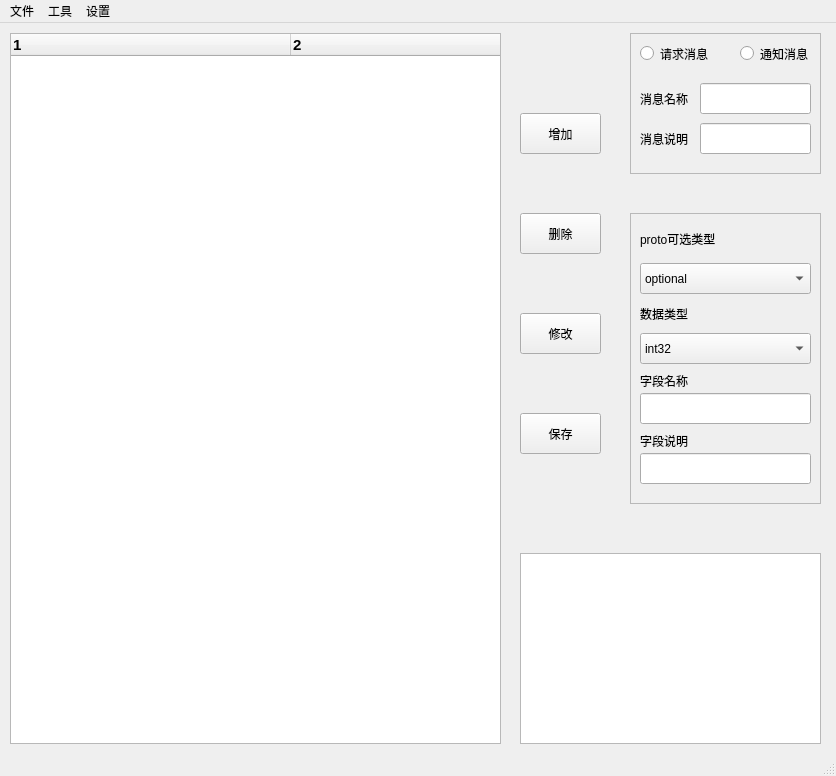
Old version of the form Designer/tool.ui in the repository Addision/ProtoTool.
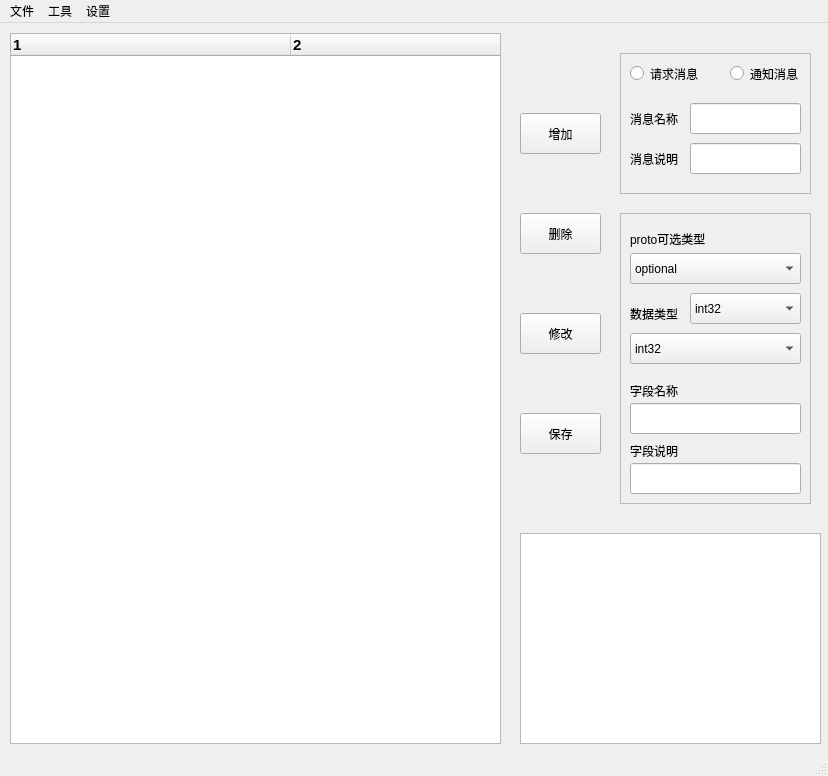
New version of the form.

Patch:
```diff
--- a/Designer/tool.ui
+++ b/Designer/tool.ui
@@ -6,7 +6,7 @@
    <rect>
     <x>0</x>
     <y>0</y>
-    <width>836</width>
+    <width>828</width>
     <height>776</height>
    </rect>
   </property>
@@ -85,8 +85,8 @@
    <widget class="QFrame" name="FrameMsg">
     <property name="geometry">
      <rect>
-      <x>630</x>
-      <y>10</y>
+      <x>620</x>
+      <y>30</y>
       <width>191</width>
       <height>141</height>
      </rect>
@@ -225,16 +225,16 @@
     <property name="geometry">
      <rect>
       <x>520</x>
-      <y>530</y>
+      <y>510</y>
       <width>301</width>
-      <height>191</height>
+      <height>211</height>
      </rect>
     </property>
    </widget>
    <widget class="QFrame" name="FrameField">
     <property name="geometry">
      <rect>
-      <x>630</x>
+      <x>620</x>
       <y>190</y>
       <width>191</width>
       <height>291</height>
@@ -330,7 +330,7 @@
      <property name="geometry">
       <rect>
        <x>10</x>
-       <y>160</y>
+       <y>170</y>
        <width>81</width>
        <height>16</height>
       </rect>
@@ -344,7 +344,7 @@
       <rect>
        <x>10</x>
        <y>90</y>
-       <width>91</width>
+       <width>51</width>
        <height>21</height>
       </rect>
      </property>
@@ -356,7 +356,7 @@
      <property name="geometry">
       <rect>
        <x>10</x>
-       <y>180</y>
+       <y>190</y>
        <width>171</width>
        <height>31</height>
       </rect>
@@ -366,7 +366,7 @@
      <property name="geometry">
       <rect>
        <x>10</x>
-       <y>50</y>
+       <y>40</y>
        <width>171</width>
        <height>31</height>
       </rect>
@@ -391,7 +391,7 @@
      <property name="geometry">
       <rect>
        <x>10</x>
-       <y>240</y>
+       <y>250</y>
        <width>171</width>
        <height>31</height>
       </rect>
@@ -401,7 +401,7 @@
      <property name="geometry">
       <rect>
        <x>10</x>
-       <y>220</y>
+       <y>230</y>
        <width>81</width>
        <height>16</height>
       </rect>
@@ -410,6 +410,61 @@
       <string>字段说明</string>
      </property>
     </widget>
+    <widget class="QComboBox" name="CbxValueMod">
+     <property name="geometry">
+      <rect>
+       <x>70</x>
+       <y>80</y>
+       <width>111</width>
+       <height>31</height>
+      </rect>
+     </property>
+     <item>
+      <property name="text">
+       <string>int32</string>
+      </property>
+     </item>
+     <item>
+      <property name="text">
+       <string>int64</string>
+      </property>
+     </item>
+     <item>
+      <property name="text">
+       <string>string</string>
+      </property>
+     </item>
+     <item>
+      <property name="text">
+       <string>float</string>
+      </property>
+     </item>
+     <item>
+      <property name="text">
+       <string>double</string>
+      </property>
+     </item>
+     <item>
+      <property name="text">
+       <string>bytes</string>
+      </property>
+     </item>
+     <item>
+      <property name="text">
+       <string>bool</string>
+      </property>
+     </item>
+     <item>
+      <property name="text">
+       <string>uint32</string>
+      </property>
+     </item>
+     <item>
+      <property name="text">
+       <string>uint64</string>
+      </property>
+     </item>
+    </widget>
    </widget>
    <widget class="QPushButton" name="BtnAdd">
     <property name="geometry">
@@ -430,7 +485,7 @@
     <rect>
      <x>0</x>
      <y>0</y>
-     <width>836</width>
+     <width>828</width>
      <height>23</height>
     </rect>
    </property>
```
